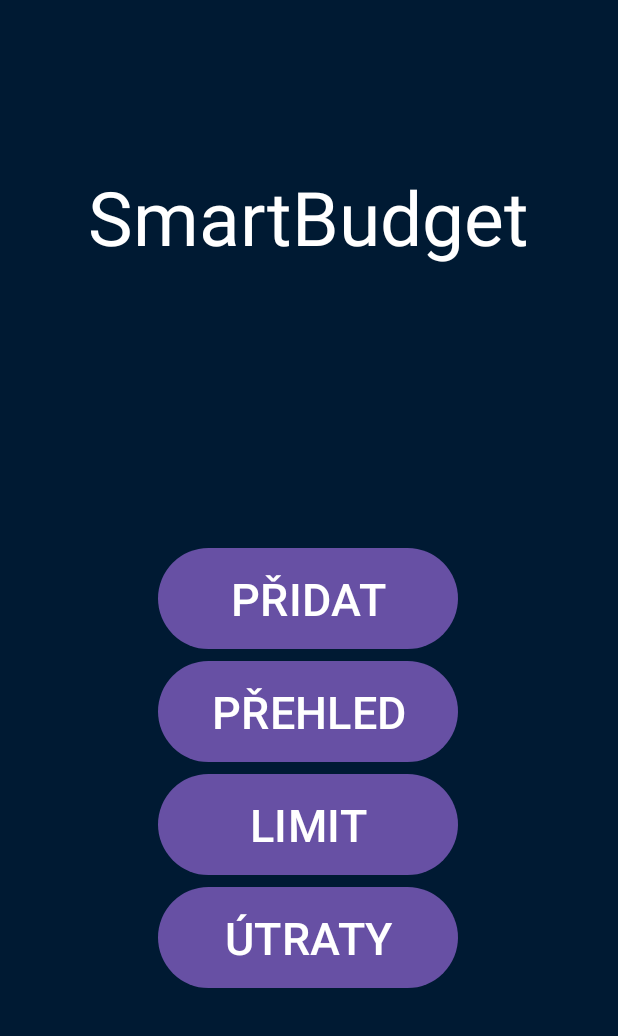
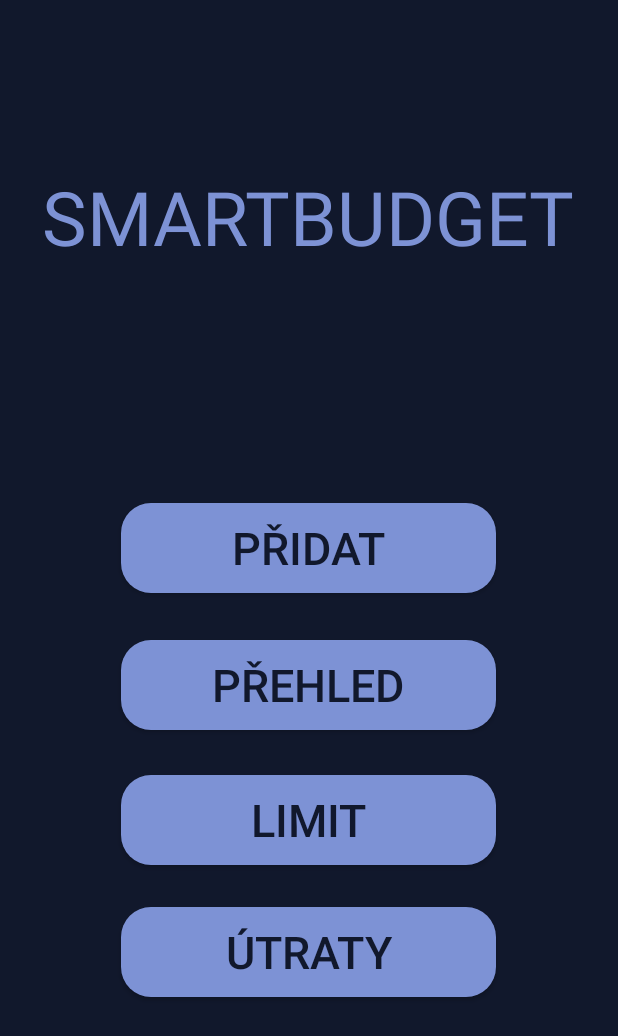
Before and after one commit to lukas-havlicek-krizik/SmartBudget, an Android app: the screen it shows after launch (MainActivity), on a phone screen of 412 x 824 dp. Shown: the top 1036 px of the screen. Run offline under Robolectric (Android 15) with nearby library versions, the phone set to English and light mode, and no system bars.

Commit message:
Main layout - graphic changes

```diff
--- /dev/null
+++ b/app/src/main/res/drawable/button_main.xml
@@ -0,0 +1,9 @@
+<?xml version="1.0" encoding="utf-8"?>
+<selector xmlns:android="http://schemas.android.com/apk/res/android">
+    <item>
+        <shape android:shape="rectangle">
+            <solid android:color="#7D92D5"/>
+            <corners android:radius="20dp"/>
+        </shape>
+    </item>
+</selector>
--- a/app/src/main/res/layout/activity_main.xml
+++ b/app/src/main/res/layout/activity_main.xml
@@ -3,9 +3,9 @@
     xmlns:app="http://schemas.android.com/apk/res-auto"
     xmlns:tools="http://schemas.android.com/tools"
     android:id="@+id/main"
-    android:background="@color/tmaveModra"
     android:layout_width="match_parent"
     android:layout_height="match_parent"
+    android:background="#11182C"
     tools:context=".MainActivity">
 
     <TextView
@@ -13,8 +13,10 @@
         android:layout_width="wrap_content"
         android:layout_height="wrap_content"
         android:text="SmartBudget"
+        android:textAlignment="center"
+        android:textAllCaps="true"
+        android:textColor="#7D92D5"
         android:textSize="50dp"
-        android:textColor="@color/white"
         app:layout_constraintBottom_toBottomOf="parent"
         app:layout_constraintEnd_toEndOf="parent"
         app:layout_constraintHorizontal_bias="0.498"
@@ -22,11 +24,13 @@
         app:layout_constraintTop_toTopOf="parent"
         app:layout_constraintVertical_bias="0.146" />
 
-    <Button
+    <androidx.appcompat.widget.AppCompatButton
         android:id="@+id/btnAddNew"
-        android:layout_width="200dp"
-        android:layout_height="75dp"
+        android:layout_width="250dp"
+        android:layout_height="60dp"
+        android:background="@drawable/button_main"
         android:onClick="changeScreen"
+        android:textColor="#11182C"
         android:text="PŘIDAT"
         android:textSize="30dp"
         app:layout_constraintBottom_toBottomOf="parent"
@@ -34,48 +38,55 @@
         app:layout_constraintHorizontal_bias="0.497"
         app:layout_constraintStart_toStartOf="parent"
         app:layout_constraintTop_toTopOf="parent"
-        app:layout_constraintVertical_bias="0.483" />
+        app:layout_constraintVertical_bias="0.439" />
 
-    <Button
-        android:id="@+id/btnLimits"
-        android:layout_width="200dp"
-        android:layout_height="75dp"
-        android:text="LIMIT"
-        android:textSize="30dp"
+    <androidx.appcompat.widget.AppCompatButton
+        android:id="@+id/btnOverview"
+        android:layout_width="250dp"
+        android:layout_height="60dp"
+        android:background="@drawable/button_main"
         android:onClick="changeScreen"
-        app:layout_constraintBottom_toBottomOf="parent"
-        app:layout_constraintEnd_toEndOf="parent"
-        app:layout_constraintHorizontal_bias="0.498"
-        app:layout_constraintStart_toStartOf="parent"
-        app:layout_constraintTop_toBottomOf="@+id/btnOverview"
-        app:layout_constraintVertical_bias="0" />
-
-    <Button
-        android:id="@+id/btnSpendings"
-        android:layout_width="200dp"
-        android:layout_height="75dp"
-        android:onClick="changeScreen"
-        android:text="ÚTRATY"
+        android:text="PŘEHLED"
+        android:textColor="#11182C"
         android:textSize="30dp"
         app:layout_constraintBottom_toBottomOf="parent"
         app:layout_constraintEnd_toEndOf="parent"
-        app:layout_constraintHorizontal_bias="0.497"
+        app:layout_constraintHorizontal_bias="0.496"
+        app:layout_constraintStart_toStartOf="parent"
+        app:layout_constraintTop_toBottomOf="@+id/btnAddNew"
+        app:layout_constraintVertical_bias="0.085" />
+
+    <androidx.appcompat.widget.AppCompatButton
+        android:id="@+id/btnLimits"
+        android:layout_width="250dp"
+        android:layout_height="60dp"
+        android:background="@drawable/button_main"
+        android:onClick="changeScreen"
+        android:text="LIMIT"
+        android:textColor="#11182C"
+        android:textSize="30dp"
+        app:layout_constraintBottom_toBottomOf="parent"
+        app:layout_constraintEnd_toEndOf="parent"
+        app:layout_constraintHorizontal_bias="0.496"
+        app:layout_constraintStart_toStartOf="parent"
+        app:layout_constraintTop_toBottomOf="@+id/btnOverview"
+        app:layout_constraintVertical_bias="0.109" />
+
+    <androidx.appcompat.widget.AppCompatButton
+        android:id="@+id/btnSpendings"
+        android:layout_width="250dp"
+        android:layout_height="60dp"
+        android:background="@drawable/button_main"
+        android:onClick="changeScreen"
+        android:text="ÚTRATY"
+        android:textColor="#11182C"
+        android:textSize="30dp"
+        app:layout_constraintBottom_toBottomOf="parent"
+        app:layout_constraintEnd_toEndOf="parent"
+        app:layout_constraintHorizontal_bias="0.496"
         app:layout_constraintStart_toStartOf="parent"
         app:layout_constraintTop_toBottomOf="@+id/btnLimits"
-        app:layout_constraintVertical_bias="0" />
+        app:layout_constraintVertical_bias="0.151" />
 
-    <Button
-        android:id="@+id/btnOverview"
-        android:layout_width="200dp"
-        android:layout_height="75dp"
-        android:onClick="changeScreen"
-        android:textSize="30dp"
-        android:text="PŘEHLED"
-        app:layout_constraintBottom_toBottomOf="parent"
-        app:layout_constraintEnd_toEndOf="parent"
-        app:layout_constraintHorizontal_bias="0.498"
-        app:layout_constraintStart_toStartOf="parent"
-        app:layout_constraintTop_toBottomOf="@+id/btnAddNew"
-        app:layout_constraintVertical_bias="0" />
 
 </androidx.constraintlayout.widget.ConstraintLayout>
```
